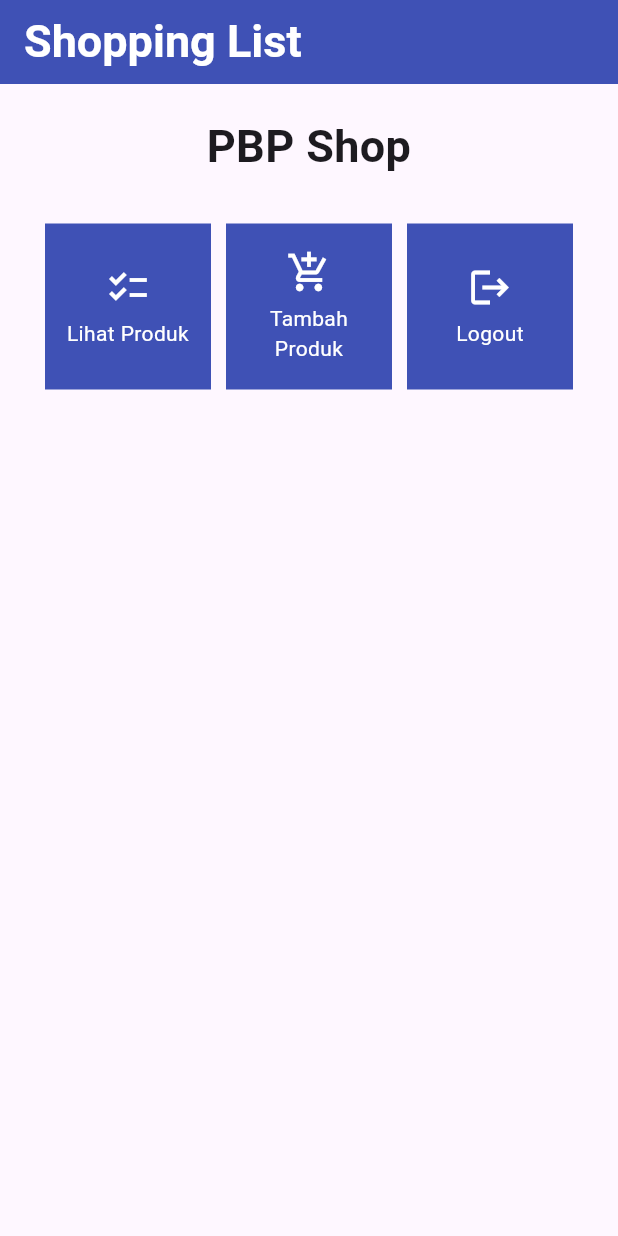
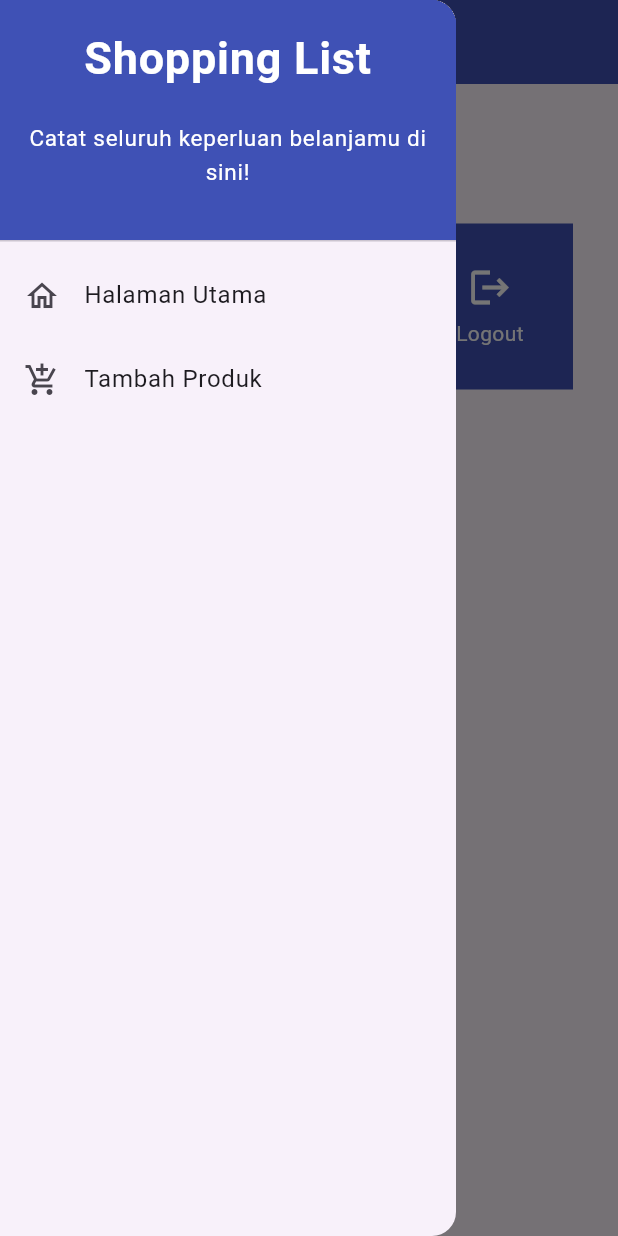
Before and after one commit to KenKomKom/shopping-list-mobile, a Flutter app: the screen it shows after launch, with the side drawer open (before the commit the screen has no drawer), on a phone screen of 412 x 824 dp. Run offline on Flutter 3.47's test engine with Material 2 defaults, Android fonts, the phone set to English and light mode, and no system bars.

Commit message:
TUTORIAL7

```diff
--- a/lib/main.dart
+++ b/lib/main.dart
@@ -1,5 +1,6 @@
 import 'package:flutter/material.dart';
 import 'package:shopping_list/menu.dart';
+import 'package:shopping_list/shoplist_form.dart';
 
 void main() {
   runApp(const MyApp());
--- a/lib/menu.dart
+++ b/lib/menu.dart
@@ -1,11 +1,7 @@
 import 'package:flutter/material.dart';
+import 'package:shopping_list/widgets/left_drawer.dart';
+import 'package:shopping_list/widgets/shop_card.dart';
 
-class ShopItem {
-  final String name;
-  final IconData icon;
-
-  ShopItem(this.name, this.icon);
-}
 
 class MyHomePage extends StatelessWidget {
     MyHomePage({Key? key}) : super(key: key);
@@ -29,6 +25,7 @@ class MyHomePage extends StatelessWidget {
           ),
           backgroundColor:Colors.indigo,
         ),
+        drawer: const LeftDrawer(),
         body: SingleChildScrollView(
           // Widget wrapper yang dapat discroll
           child: Padding(
@@ -84,50 +81,6 @@ class MyHomePage extends StatelessWidget {
   // State<MyHomePage> createState() => _MyHomePageState();
 }
 
-class ShopCard extends StatelessWidget {
-  final ShopItem item;
-
-  const ShopCard(this.item, {super.key}); // Constructor
-
-  @override
-  Widget build(BuildContext context) {
-    return Material(
-      color: Colors.indigo,
-      child: InkWell(
-        // Area responsive terhadap sentuhan
-        onTap: () {
-          // Memunculkan SnackBar ketika diklik
-          ScaffoldMessenger.of(context)
-            ..hideCurrentSnackBar()
-            ..showSnackBar(SnackBar(
-                content: Text("Kamu telah menekan tombol ${item.name}!")));
-        },
-        child: Container(
-          // Container untuk menyimpan Icon dan Text
-          padding: const EdgeInsets.all(8),
-          child: Center(
-            child: Column(
-              mainAxisAlignment: MainAxisAlignment.center,
-              children: [
-                Icon(
-                  item.icon,
-                  color: Colors.white,
-                  size: 30.0,
-                ),
-                const Padding(padding: EdgeInsets.all(3)),
-                Text(
-                  item.name,
-                  textAlign: TextAlign.center,
-                  style: const TextStyle(color: Colors.white),
-                ),
-              ],
-            ),
-          ),
-        ),
-      ),
-    );
-  }
-}
 
 /*
 class _MyHomePageState extends State<MyHomePage> {
--- /dev/null
+++ b/lib/widgets/left_drawer.dart
@@ -0,0 +1,66 @@
+import 'package:flutter/material.dart';
+import 'package:shopping_list/menu.dart';
+import 'package:shopping_list/shoplist_form.dart';
+
+class LeftDrawer extends StatelessWidget {
+  const LeftDrawer({super.key});
+
+  @override
+  Widget build(BuildContext context) {
+    return Drawer(
+      child: ListView(
+        children: [
+          const DrawerHeader(
+              decoration: BoxDecoration(
+              color: Colors.indigo,
+            ),
+            child: Column(
+              children: [
+                Text(
+                  'Shopping List',
+                  textAlign: TextAlign.center,
+                  style: TextStyle(
+                    fontSize: 30,
+                    fontWeight: FontWeight.bold,
+                    color: Colors.white,
+                  ),
+                ),
+                Padding(padding: EdgeInsets.all(10)),
+                Text("Catat seluruh keperluan belanjamu di sini!",
+                    textAlign: TextAlign.center,
+                    style: TextStyle(color:Colors.white, fontSize: 15),
+                    ),
+              ],
+            ),
+          ),
+
+          ListTile(
+            leading: const Icon(Icons.home_outlined),
+            title: const Text('Halaman Utama'),
+            // Bagian redirection ke MyHomePage
+            onTap: () {
+              Navigator.pushReplacement(
+                  context,
+                  MaterialPageRoute(
+                    builder: (context) => MyHomePage(),
+                  ));
+              },
+          ),
+          ListTile(
+            leading: const Icon(Icons.add_shopping_cart),
+            title: const Text('Tambah Produk'),
+            // Bagian redirection ke ShopFormPage
+            onTap: () {
+              Navigator.push(
+                context,
+                MaterialPageRoute(
+                  builder: (context) => const ShopFormPage(),
+                )
+              );
+            },
+          ),
+        ],
+      ),
+    );
+  }
+}
--- /dev/null
+++ b/lib/widgets/shop_card.dart
@@ -0,0 +1,62 @@
+import 'package:flutter/material.dart';
+import 'package:shopping_list/shoplist_form.dart';
+
+class ShopItem {
+  final String name;
+  final IconData icon;
+
+  ShopItem(this.name, this.icon);
+}
+
+class ShopCard extends StatelessWidget {
+  final ShopItem item;
+
+  const ShopCard(this.item, {super.key}); // Constructor
+
+  @override
+  Widget build(BuildContext context) {
+    return Material(
+      color: Colors.indigo,
+      child: InkWell(
+        // Area responsive terhadap sentuhan
+        onTap: () {
+          // Memunculkan SnackBar ketika diklik
+          ScaffoldMessenger.of(context)
+            ..hideCurrentSnackBar()
+            ..showSnackBar(SnackBar(
+                content: Text("Kamu telah menekan tombol ${item.name}!")));
+            if (item.name == "Tambah Produk") {
+              Navigator.push(
+              context,
+              MaterialPageRoute(
+                  builder: (context) => const ShopFormPage(),
+              ));
+            }
+
+        },
+        child: Container(
+          // Container untuk menyimpan Icon dan Text
+          padding: const EdgeInsets.all(8),
+          child: Center(
+            child: Column(
+              mainAxisAlignment: MainAxisAlignment.center,
+              children: [
+                Icon(
+                  item.icon,
+                  color: Colors.white,
+                  size: 30.0,
+                ),
+                const Padding(padding: EdgeInsets.all(3)),
+                Text(
+                  item.name,
+                  textAlign: TextAlign.center,
+                  style: const TextStyle(color: Colors.white),
+                ),
+              ],
+            ),
+          ),
+        ),
+      ),
+    );
+  }
+}
```
Also changed, not shown: lib/shoplist_form.dart (added, +160 -0 lines). Lines whose indentation alone changed are shown as unchanged.
